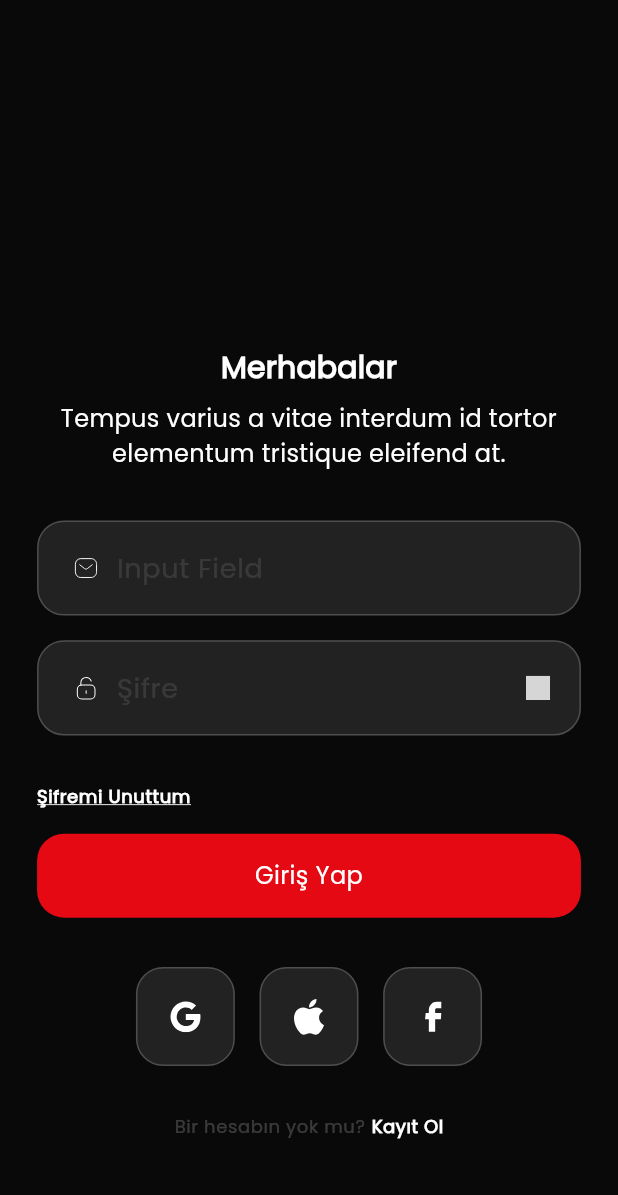
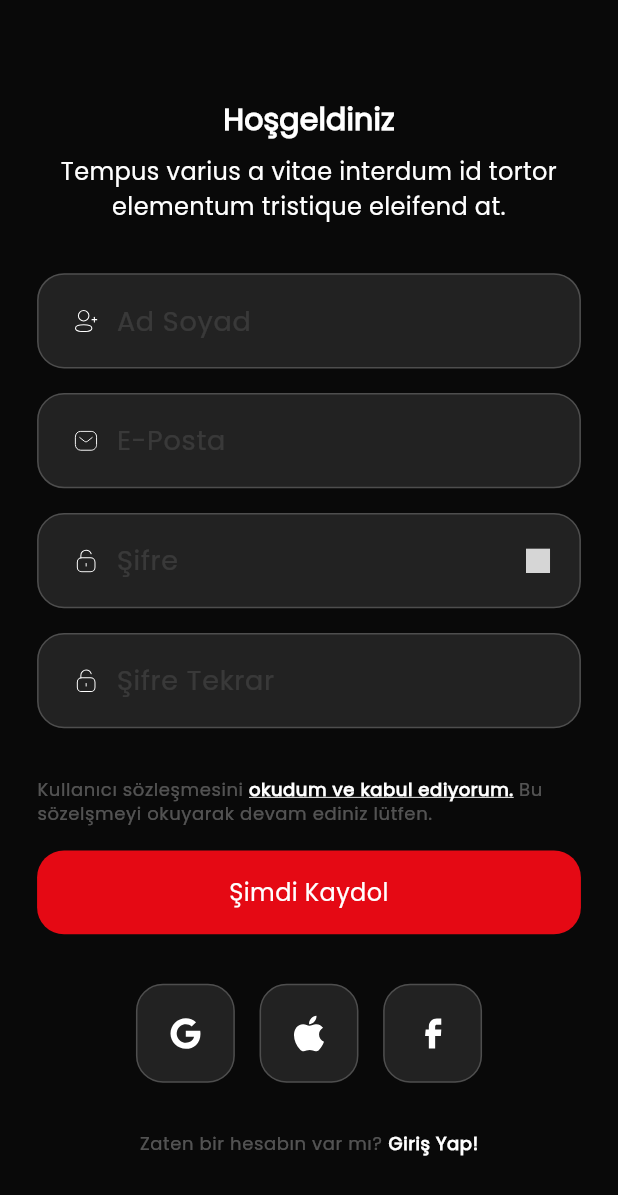
Before and after one commit to batuhanozkandev/shartflix, a Flutter app: the screen it shows after launch, on a phone screen of 412 x 824 dp. Shown: the top 1195 px of the screen. Run offline on Flutter 3.47's test engine with Material 3 defaults, Android fonts, the phone set to English and light mode, and no system bars; our stand-ins replace blurrycontainer, flutter_svg, get, hive_flutter, image_picker, responsive_builder; accounts and stored records are empty; grey boxes are pictures that could not be loaded.

Commit message:
feat: implement sign up screen UI

```diff
--- a/lib/core/constant/color.dart
+++ b/lib/core/constant/color.dart
@@ -10,7 +10,7 @@ class ColorConstants {
   static Color lightPrimary = const Color(0xFFFFF0F0);
   static Color white = Colors.white;
   static Color darkText = Colors.white.withValues(
-    alpha: 0.2,
+    alpha: 0.3,
   );
   static Color socialIconColor = Colors.white;
   static Color borderColor = Colors.white.withValues(
--- a/lib/main.dart
+++ b/lib/main.dart
@@ -2,6 +2,7 @@ import 'package:flutter/material.dart';
 import 'package:get/get.dart';
 import 'package:shartflix/routes/routes.dart';
 import 'package:shartflix/view/auth/log_in_screen.dart';
+import 'package:shartflix/view/auth/sign_up_screen.dart';
 import 'package:shartflix/view/components.dart';
 import 'package:shartflix/view/main/main_screen.dart';
 
@@ -24,7 +25,7 @@ void main() async {
         translations: Languages(),
         title: 'Shartflix',
         debugShowCheckedModeBanner: false,
-        home: LogInScreen(),
+        home: SignUpScreen(),
         //hasToken ? const MainScreen() : const WelcomeScreen(),
         theme: themeController.lightTheme,
         routes: AppRoutes.routes,
--- a/lib/view/auth/log_in_screen.dart
+++ b/lib/view/auth/log_in_screen.dart
@@ -29,7 +29,7 @@ class LogInScreen extends StatelessWidget {
           ),
           4.yh,
           ShartFlixInputField(
-            hintText: 'Input Field',
+            hintText: 'E-Posta',
             prefixIcon: SvgPicture.asset(
               'assets/icons/auth/ic_email.svg',
               width: 16,
--- a/lib/view/auth/sign_up_screen.dart
+++ b/lib/view/auth/sign_up_screen.dart
@@ -0,0 +1,134 @@
+import 'package:flutter/material.dart';
+import 'package:flutter_svg/svg.dart';
+import 'package:get/get.dart';
+import 'package:shartflix/core/constant/color.dart';
+import 'package:shartflix/core/extention/numX.dart';
+import 'package:shartflix/view/base/base_screen.dart';
+import 'package:shartflix/widget/button/primary_button.dart';
+import 'package:shartflix/widget/text/body/large.dart';
+import 'package:shartflix/widget/text/title/small.dart';
+
+import '../../widget/button/social_button.dart';
+import '../../widget/input/input_field.dart';
+import '../../widget/text/body/medium.dart';
+import '../../widget/text/body/small.dart';
+
+class SignUpScreen extends StatelessWidget {
+  const SignUpScreen({super.key});
+
+  @override
+  Widget build(BuildContext context) {
+    return BaseScreen(
+      mobile: Column(
+        children: [
+          8.yh,
+          ShartComponentSmallTitle(text: 'Hoşgeldiniz'),
+          1.yh,
+          ShartComponentMediumBody(
+            text:
+            'Tempus varius a vitae interdum id tortor elementum tristique eleifend at.'),
+          4.yh,
+          ShartFlixInputField(
+            hintText: 'Ad Soyad',
+            prefixIcon: SvgPicture.asset(
+              'assets/icons/auth/ic_add_user.svg',
+              width: 16,
+              height: 16,
+              colorFilter: ColorFilter.mode(
+                Get.theme.colorScheme.secondary,
+                BlendMode.srcIn,
+              ),
+            ),
+          ),2.yh,
+          ShartFlixInputField(
+            hintText: 'E-Posta',
+            prefixIcon: SvgPicture.asset(
+              'assets/icons/auth/ic_email.svg',
+              width: 16,
+              height: 16,
+              colorFilter: ColorFilter.mode(
+                Get.theme.colorScheme.secondary,
+                BlendMode.srcIn,
+              ),
+            ),
+          ),
+          2.yh,
+          ShartFlixInputField(
+            hintText: 'Şifre',
+            prefixIcon: SvgPicture.asset(
+              'assets/icons/auth/ic_password.svg',
+              width: 16,
+              height: 16,
+              colorFilter: ColorFilter.mode(
+                Get.theme.colorScheme.secondary,
+                BlendMode.srcIn,
+              ),
+            ),
+            suffixIcon: SvgPicture.asset(
+              'assets/icons/auth/ic_hide_password.svg',
+              width: 16,
+              height: 16,
+              colorFilter: ColorFilter.mode(
+                Get.theme.colorScheme.secondary,
+                BlendMode.srcIn,
+              ),
+            ),
+          ),
+          2.yh,
+          ShartFlixInputField(
+            hintText: 'Şifre Tekrar',
+            prefixIcon: SvgPicture.asset(
+              'assets/icons/auth/ic_password.svg',
+              width: 16,
+              height: 16,
+              colorFilter: ColorFilter.mode(
+                Get.theme.colorScheme.secondary,
+                BlendMode.srcIn,
+              ),
+            ),
+          ),
+          4.yh,
+          RichText(text: TextSpan(
+            text: 'Kullanıcı sözleşmesini ',
+            style: Get.theme.textTheme.bodySmall!.copyWith(
+              color: ColorConstants.darkText,
+            ),
+            children: [
+              TextSpan(
+                text: 'okudum ve kabul ediyorum.',
+                style: Get.theme.textTheme.bodySmall!.copyWith(
+                  color: Get.theme.colorScheme.secondary,
+                  fontWeight: FontWeight.bold,
+                  decoration: TextDecoration.underline,
+                ),
+              ),
+              TextSpan(
+                text: ' Bu sözelşmeyi okuyarak devam ediniz lütfen.',
+                style: Get.theme.textTheme.bodySmall!.copyWith(
+                  color: ColorConstants.darkText,
+                ),
+              ),
+            ],
+          ),),
+          2.yh,
+          ShartComponentPrimaryButton(text: 'Şimdi Kaydol', onTap: () {}),
+          4.yh,
+          SocialRow(),
+          4.yh,
+          Row(
+            mainAxisAlignment: MainAxisAlignment.center,
+            children: [
+              ShartComponentSmallBody(
+                text: 'Zaten bir hesabın var mı?',
+                isDark: true,
+              ),
+              1.xw,
+              ShartComponentSmallBody(text: 'Giriş Yap!', isBold: true),
+            ],
+          ),
+          2.yh,
+        ],
+      ),
+    );
+  }
+}
--- a/lib/widget/input/input_field.dart
+++ b/lib/widget/input/input_field.dart
@@ -57,11 +57,11 @@ class ShartFlixInputField extends StatelessWidget {
         prefixIcon: prefixIcon != null ? Container(
             margin: EdgeInsets.only(left: 6.w, right: 2.w),
             child: prefixIcon) : null,
-        prefixIconConstraints: BoxConstraints(maxHeight: 6.w),
+        prefixIconConstraints: BoxConstraints(maxHeight: 7.w),
         suffixIcon:  suffixIcon != null ? Container(
             margin: EdgeInsets.only(right: 5.w),
             child: suffixIcon) : null,
-        suffixIconConstraints: BoxConstraints(maxHeight: 6.w),
+        suffixIconConstraints: BoxConstraints(maxHeight: 7.w),
         hintText: hintText,
         fillColor: ColorConstants.buttonBackground,
         filled: true,
```
